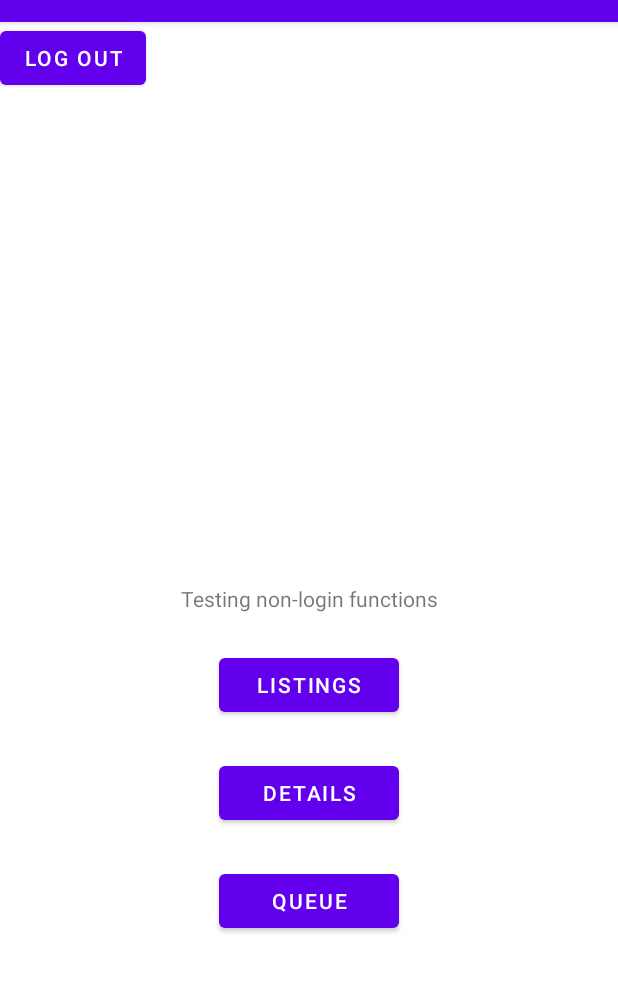
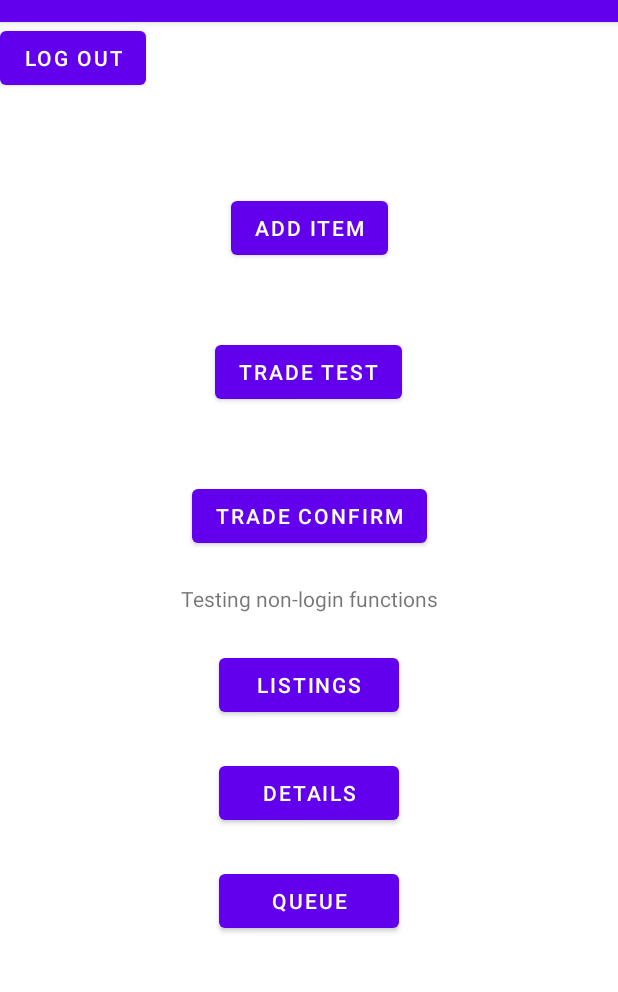
Before and after one commit to kryan717/hometohome, an Android app: the screen it shows after launch once a user with an empty profile is signed in (MainActivity), on a phone screen of 412 x 824 dp, the part 62-1054 px from its top. Run offline under Robolectric (Android 15) with nearby library versions, the phone set to English and light mode, and no system bars; our stand-ins replace Firebase (no records; nobody signed in at launch, a user with empty details on screens opened directly).

Commit message:
Wrote test functions for testing the display of trade confirmation and trade interface

```diff
--- a/app/src/main/java/com/example/home_to_home/MainActivity.java
+++ b/app/src/main/java/com/example/home_to_home/MainActivity.java
@@ -14,6 +14,8 @@ public class MainActivity extends AppCompatActivity {
     private Button b2;
     private Button b3;
     private Button b4;
+    private Button b5;
+    private Button b6;
 
     @Override
     protected void onCreate(Bundle savedInstanceState) {
@@ -24,6 +26,8 @@ public class MainActivity extends AppCompatActivity {
         b2 = (Button) findViewById(R.id.detailsTest);
         b3 = (Button) findViewById(R.id.queueTest);
         b4 = (Button) findViewById(R.id.addItem);
+        b5 = (Button) findViewById(R.id.tradeTest);
+        b6 = (Button) findViewById(R.id.tradeConfirm);
 
         b1.setOnClickListener(new View.OnClickListener(){
             @Override
@@ -52,6 +56,16 @@ public class MainActivity extends AppCompatActivity {
                 openAdd();
             }
         });
+
+        b5.setOnClickListener(new View.OnClickListener(){
+            @Override
+            public void onClick(View v) { openTrade(); }
+        });
+
+        b6.setOnClickListener(new View.OnClickListener(){
+            @Override
+            public void onClick(View v) { openTradeConfirm(); }
+        });
     }
 
     public void onLogout(View view) {
@@ -75,4 +89,12 @@ public class MainActivity extends AppCompatActivity {
         Intent i1 = new Intent(this, additem.class);
         startActivity(i1);
     }
+    public void openTrade(){
+        Intent i1 = new Intent(this, tradeInterface.class);
+        startActivity(i1);
+    }
+    public void openTradeConfirm(){
+        Intent i1 = new Intent(this, trade_confirmation.class);
+        startActivity(i1);
+    }
 }
--- a/app/src/main/java/com/example/home_to_home/listings.java
+++ b/app/src/main/java/com/example/home_to_home/listings.java
@@ -20,7 +20,7 @@ public class listings extends AppCompatActivity {
         super.onCreate(savedInstanceState);
         setContentView(R.layout.activity_listings);
 
-        listView = (ListView)findViewById(R.id.tradeListView);
+        listView = (ListView)findViewById(R.id.listingsView);
         list.add("test");
         list.add("test");
         list.add("test");
--- a/app/src/main/res/layout/activity_listings.xml
+++ b/app/src/main/res/layout/activity_listings.xml
@@ -60,7 +60,7 @@
         app:layout_constraintTop_toBottomOf="@+id/divider">
 
         <ListView
-            android:id="@+id/tradeListView"
+            android:id="@+id/listingsView"
             android:layout_width="match_parent"
             android:layout_height="match_parent" />
     </LinearLayout>
--- a/app/src/main/res/layout/activity_main.xml
+++ b/app/src/main/res/layout/activity_main.xml
@@ -68,4 +68,56 @@
         tools:layout_editor_absoluteY="620dp"
         tools:ignore="MissingConstraints" />
 
+    <Button
+        android:id="@+id/tradeConfirm"
+        android:layout_width="wrap_content"
+        android:layout_height="wrap_content"
+        android:layout_marginStart="128dp"
+        android:layout_marginLeft="128dp"
+        android:layout_marginTop="24dp"
+        android:layout_marginEnd="128dp"
+        android:layout_marginRight="128dp"
+        android:layout_marginBottom="36dp"
+        android:text="Trade Confirm"
+        app:layout_constraintBottom_toTopOf="@+id/textView"
+        app:layout_constraintEnd_toEndOf="parent"
+        app:layout_constraintHorizontal_bias="0.0"
+        app:layout_constraintStart_toStartOf="parent"
+        app:layout_constraintTop_toBottomOf="@+id/tradeTest" />
+
+    <Button
+        android:id="@+id/addItem"
+        android:layout_width="wrap_content"
+        android:layout_height="wrap_content"
+        android:layout_marginStart="154dp"
+        android:layout_marginLeft="154dp"
+        android:layout_marginTop="128dp"
+        android:layout_marginEnd="153dp"
+        android:layout_marginRight="153dp"
+        android:layout_marginBottom="24dp"
+        android:text="Add Item"
+        app:layout_constraintBottom_toTopOf="@+id/tradeTest"
+        app:layout_constraintEnd_toEndOf="parent"
+        app:layout_constraintHorizontal_bias="0.0"
+        app:layout_constraintStart_toStartOf="parent"
+        app:layout_constraintTop_toTopOf="parent"
+        tools:ignore="MissingConstraints" />
+
+    <Button
+        android:id="@+id/tradeTest"
+        android:layout_width="wrap_content"
+        android:layout_height="wrap_content"
+        android:layout_marginStart="143dp"
+        android:layout_marginLeft="143dp"
+        android:layout_marginTop="24dp"
+        android:layout_marginEnd="144dp"
+        android:layout_marginRight="144dp"
+        android:layout_marginBottom="24dp"
+        android:text="Trade Test"
+        app:layout_constraintBottom_toTopOf="@+id/tradeConfirm"
+        app:layout_constraintEnd_toEndOf="parent"
+        app:layout_constraintHorizontal_bias="0.0"
+        app:layout_constraintStart_toStartOf="parent"
+        app:layout_constraintTop_toBottomOf="@+id/addItem" />
+
 </androidx.constraintlayout.widget.ConstraintLayout>
```
Also changed, not shown: app/src/main/AndroidManifest.xml (+7 -6 lines), app/src/main/java/com/example/home_to_home/tradeInterface.java (+30 -0 lines), app/src/main/java/com/example/home_to_home/trade_confirmation.java (added, +14 -0 lines), app/src/main/res/layout/activity_trade_confirmation.xml (added, +105 -0 lines), app/src/main/res/layout/activity_trade_interface.xml (+7 -5 lines), 13 other files.
